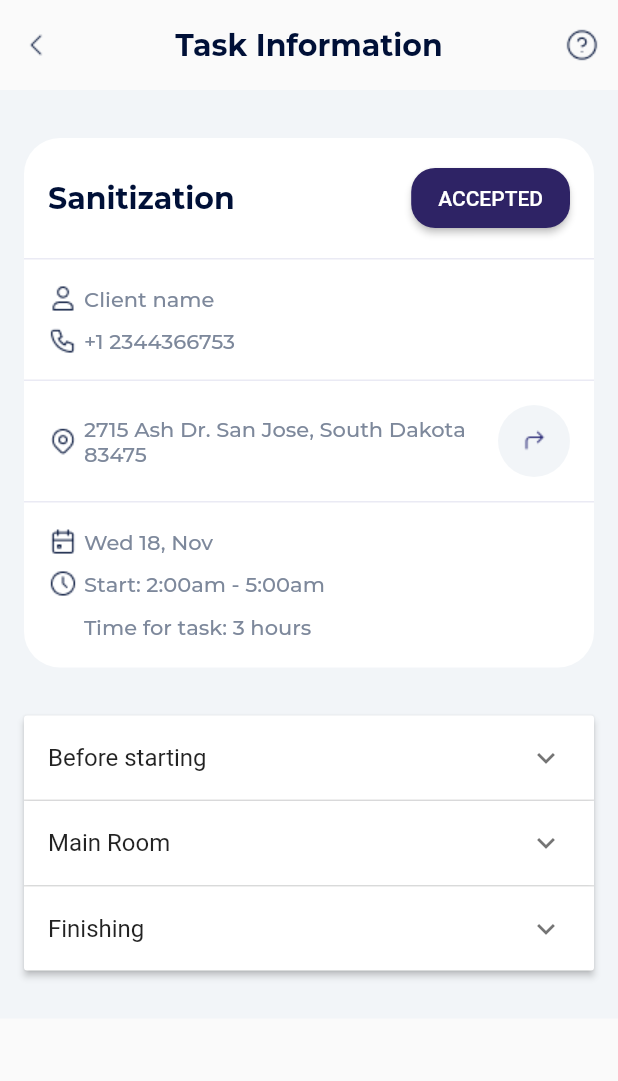
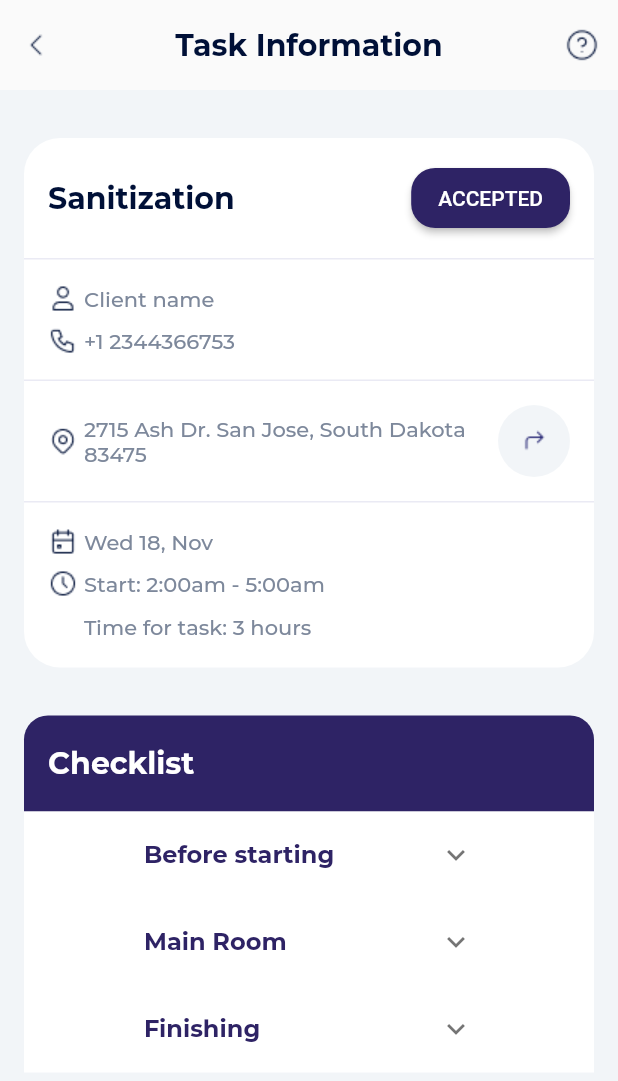
Before and after one commit to behrooz2546/test-trytulu, a Flutter app: the screen it shows after launch, on a phone screen of 412 x 824 dp. Shown: the top 1081 px of the screen. Run offline on Flutter 3.47's test engine with Material 2 defaults, Android fonts, the phone set to English and light mode, and no system bars.

Commit message:
checklist ui done

```diff
--- a/lib/AppColors.dart
+++ b/lib/AppColors.dart
@@ -5,5 +5,5 @@ class AppColors {
   static const Color black = const Color.fromRGBO(0, 16, 55, 1);
   static const Color lineViewColor = const Color.fromRGBO(234, 234, 244, 1);
   static const Color gray = const Color.fromRGBO(125, 136, 155, 1);
-  static const Color darkPurple = const Color.fromRGBO(46, 35, 101, 1);
+  static const Color main = const Color.fromRGBO(46, 35, 101, 1);
 }
--- a/lib/AppStyles.dart
+++ b/lib/AppStyles.dart
@@ -17,4 +17,12 @@ class AppStyles {
     fontStyle: FontStyle.normal,
     fontWeight: FontWeight.w500,
   );
+
+  static const checklist_item_title = TextStyle(
+    fontFamily: 'Montserrat',
+    color: AppColors.main,
+    fontSize: 16,
+    fontStyle: FontStyle.normal,
+    fontWeight: FontWeight.w700,
+  );
 }
--- a/lib/main.dart
+++ b/lib/main.dart
@@ -63,47 +63,7 @@ class _MyHomePageState extends State<MyHomePage> {
                         children: [
                           _buildCardView(),
                           SizedBox(height: 32),
-                          ExpansionPanelList(
-                            expansionCallback: (int index, bool isExpanded) {
-                              setState(() {
-                                checkListModel[index].isExpanded = !isExpanded;
-                              });
-                            },
-                            animationDuration: Duration(milliseconds: 300),
-                            children: checkListModel.map<ExpansionPanel>(
-                                (CheckListModel checkListModel) {
-                              return ExpansionPanel(
-                                headerBuilder:
-                                    (BuildContext context, bool isExpanded) {
-                                  return ListTile(
-                                    title: Text(checkListModel.name),
-                                  );
-                                },
-                                body: Container(
-                                  child: ListView.separated(
-                                    shrinkWrap: true,
-                                    physics:
-                                        const NeverScrollableScrollPhysics(),
-                                    itemBuilder: (context, index) {
-                                      return ListTile(
-                                        title: Text(
-                                          checkListModel.items[index].title,
-                                        ),
-                                        subtitle: Text(
-                                          checkListModel.items[index].input,
-                                        ),
-                                      );
-                                    },
-                                    separatorBuilder: (context, index) {
-                                      return Container();
-                                    },
-                                    itemCount: checkListModel.items.length,
-                                  ),
-                                ),
-                                isExpanded: checkListModel.isExpanded,
-                              );
-                            }).toList(),
-                          )
+                          _buildChecklist(),
                         ],
                       ),
                     ),
@@ -165,7 +125,7 @@ class _MyHomePageState extends State<MyHomePage> {
             style: ButtonStyle(
               padding: MaterialStateProperty.all<EdgeInsets>(
                   EdgeInsets.symmetric(horizontal: 18, vertical: 12)),
-              backgroundColor: MaterialStateProperty.all(AppColors.darkPurple),
+              backgroundColor: MaterialStateProperty.all(AppColors.main),
               shape: MaterialStateProperty.all(RoundedRectangleBorder(
                   borderRadius: BorderRadius.circular(16))),
             ),
@@ -257,6 +217,80 @@ class _MyHomePageState extends State<MyHomePage> {
           ),
         ],
       ),
+    );
+  }
+
+  _buildChecklist() {
+    return Column(
+      children: [
+        Container(
+            height: 64,
+            padding: const EdgeInsets.symmetric(horizontal: 16),
+            decoration: BoxDecoration(
+              color: AppColors.main,
+              borderRadius: BorderRadius.only(
+                topLeft: Radius.circular(16),
+                topRight: Radius.circular(16),
+              ),
+            ),
+            child: Row(
+              children: [
+                Text(
+                  'Checklist',
+                  textAlign: TextAlign.left,
+                  style: AppStyles.appbar_title.copyWith(color: Colors.white),
+                ),
+              ],
+            )),
+        Container(
+          color: Colors.white,
+          child: ListView.builder(
+            itemCount: checkListModel.length,
+            shrinkWrap: true,
+            physics: const NeverScrollableScrollPhysics(),
+            itemBuilder: (context, index) {
+              var model = checkListModel[index];
+              return ExpansionTile(
+                tilePadding: const EdgeInsets.symmetric(horizontal: 80),
+                title: Text(
+                  model.name,
+                  style: AppStyles.checklist_item_title,
+                ),
+                children: [
+                  Container(
+                    child: ListView.separated(
+                      shrinkWrap: true,
+                      physics: const NeverScrollableScrollPhysics(),
+                      itemBuilder: (context, index) {
+                        return ListTile(
+                          title: Text(
+                            model.items[index].title,
+                            style: AppStyles.checklist_item_title.copyWith(
+                              color: AppColors.black,
+                              fontSize: 14,
+                            ),
+                          ),
+                          subtitle: Text(
+                            model.items[index].input,
+                            style: AppStyles.checklist_item_title.copyWith(
+                              color: AppColors.gray,
+                              fontSize: 10,
+                            ),
+                          ),
+                        );
+                      },
+                      separatorBuilder: (context, index) {
+                        return Container();
+                      },
+                      itemCount: model.items.length,
+                    ),
+                  ),
+                ],
+              );
+            },
+          ),
+        )
+      ],
     );
   }
 
```
Also changed, not shown: res/images/up.png (added).
